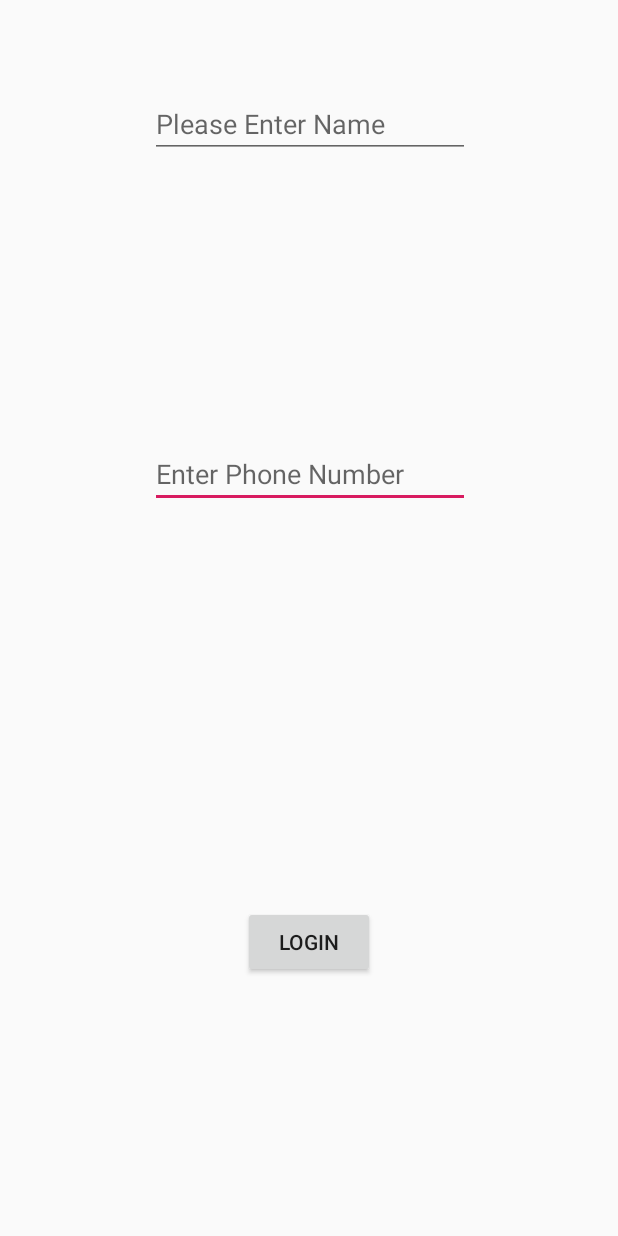
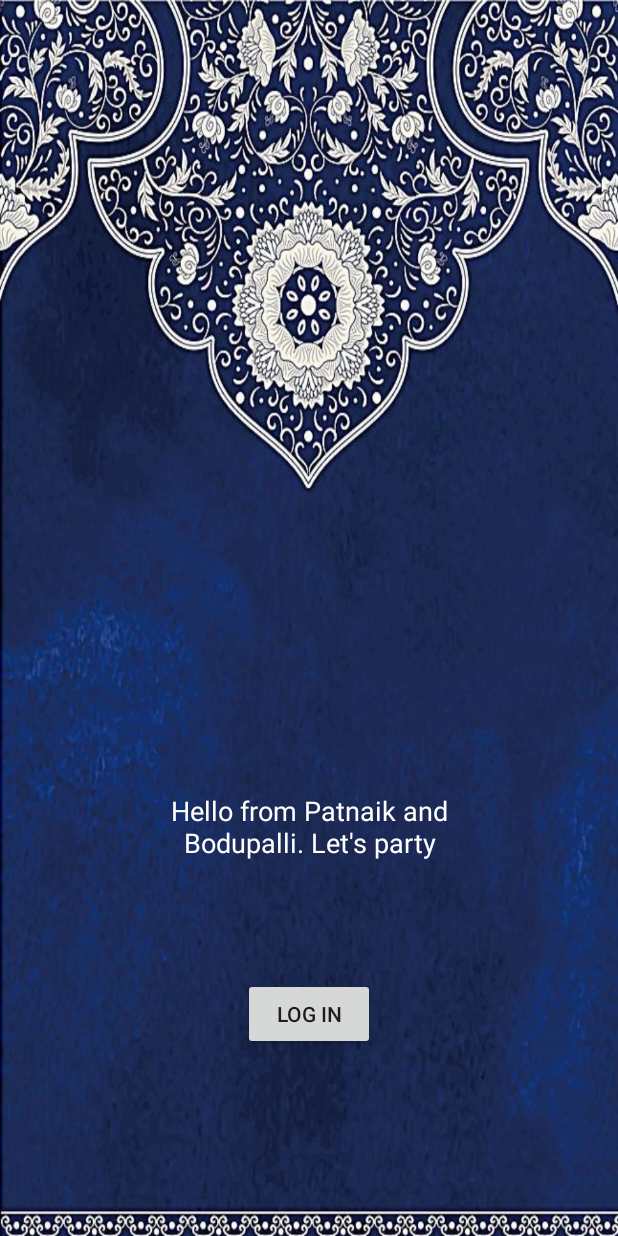
Before and after one commit to Nixlord/EventApp, an Android app: the layout activity_login.xml on its own in the app's theme, with its tools: preview values and no code run, on a phone screen of 412 x 824 dp. Run offline under Robolectric (Android 15) with nearby library versions, the phone set to English and light mode, and no system bars.

Commit message:
Firebase Firestore is working. We have to learn how to use firestore. I also did some small cosmetic changes in the login screen. Seems like we may be able to use kotlin throughout the app. I have also thought not to use singleton pattern in this app.

```diff
--- a/app/build.gradle
+++ b/app/build.gradle
@@ -35,6 +35,7 @@ dependencies {
     implementation 'com.android.support:appcompat-v7:28.0.0'
     implementation 'com.android.support:design:28.0.0'
     implementation 'com.android.support.constraint:constraint-layout:1.1.3'
+    implementation 'com.android.support:support-v4:28.0.0'
     testImplementation 'junit:junit:4.12'
     androidTestImplementation 'com.android.support.test:runner:1.0.2'
     androidTestImplementation 'com.android.support.test.espresso:espresso-core:3.0.2'
@@ -42,6 +43,10 @@ dependencies {
 
     implementation 'com.google.firebase:firebase-core:16.0.6'
 
+
+    implementation 'com.google.firebase:firebase-firestore:17.1.1'
+    implementation 'com.firebaseui:firebase-ui-firestore:4.2.1'
+
     implementation 'com.google.firebase:firebase-auth:16.0.5'
     implementation 'com.firebaseui:firebase-ui-auth:4.2.1'
 
--- a/app/src/main/AndroidManifest.xml
+++ b/app/src/main/AndroidManifest.xml
@@ -16,12 +16,15 @@
                 <action android:name="android.intent.action.VIEW"/>
             </intent-filter>
         </activity>
-        <activity android:name=".Login">
+
+        <activity android:name=".Login"
+                  android:theme="@style/FullscreenTheme">
             <intent-filter>
                 <action android:name="android.intent.action.MAIN"/>
                 <category android:name="android.intent.category.LAUNCHER"/>
             </intent-filter>
         </activity>
+
     </application>
 
 </manifest>
--- /dev/null
+++ b/app/src/main/java/com/example/overlord/eventapp/model/User.kt
@@ -0,0 +1,3 @@
+package com.example.overlord.eventapp.model
+
+class Guest(var Name : String, var email : String)
--- a/app/src/main/res/layout/activity_login.xml
+++ b/app/src/main/res/layout/activity_login.xml
@@ -1,41 +1,29 @@
 <?xml version="1.0" encoding="utf-8"?>
 <android.support.constraint.ConstraintLayout
         xmlns:android="http://schemas.android.com/apk/res/android"
-        xmlns:tools="http://schemas.android.com/tools"
-        xmlns:app="http://schemas.android.com/apk/res-auto"
-        android:layout_width="match_parent"
+        xmlns:app="http://schemas.android.com/apk/res-auto" xmlns:tools="http://schemas.android.com/tools" android:layout_width="match_parent"
         android:layout_height="match_parent"
-        tools:context=".Login">
+        android:background="@drawable/background"
+>
 
-    <EditText
+    <Button
+            android:text="Log in"
             android:layout_width="wrap_content"
             android:layout_height="wrap_content"
-            android:inputType="phone"
-            android:ems="10"
-            android:hint="Enter Phone Number"
-            android:id="@+id/editTextPhoneNumber" android:layout_marginTop="8dp"
-            app:layout_constraintTop_toBottomOf="@+id/editTextName" android:layout_marginBottom="8dp"
-            android:layout_marginStart="8dp"
-            app:layout_constraintStart_toStartOf="parent" android:layout_marginEnd="8dp"
-            app:layout_constraintEnd_toEndOf="parent" app:layout_constraintHorizontal_bias="0.503"
-            app:layout_constraintVertical_bias="0.411" app:layout_constraintBottom_toTopOf="@+id/buttonLogin"/>
-    <EditText
-            android:layout_width="wrap_content"
-            android:layout_height="wrap_content"
-            android:inputType="textPersonName"
-            android:hint="Please Enter Name"
-            android:ems="10"
-            android:id="@+id/editTextName" android:layout_marginTop="60dp"
-            app:layout_constraintTop_toTopOf="parent" android:layout_marginEnd="8dp"
+            android:id="@+id/buttonLogin" android:layout_marginBottom="124dp"
+            app:layout_constraintBottom_toBottomOf="parent" app:layout_constraintEnd_toEndOf="parent"
+            android:layout_marginEnd="8dp" app:layout_constraintStart_toStartOf="parent"
+            android:layout_marginStart="8dp"/>
+    <TextView
+            android:text="@string/intro_description"
+            android:layout_width="218dp"
+            android:layout_height="106dp"
+            android:id="@+id/textView"
+            android:textColor="@color/common_google_signin_btn_text_dark_default" android:gravity="center"
+            android:layout_marginEnd="8dp"
             app:layout_constraintEnd_toEndOf="parent" android:layout_marginStart="8dp"
-            app:layout_constraintStart_toStartOf="parent" app:layout_constraintHorizontal_bias="0.503"
-
-    />
-    <Button
-            android:text="Login"
-            android:layout_width="wrap_content"
-            android:layout_height="wrap_content"
-            android:id="@+id/buttonLogin" app:layout_constraintEnd_toEndOf="parent" android:layout_marginEnd="8dp"
-            app:layout_constraintStart_toStartOf="parent" android:layout_marginStart="8dp"
-            android:layout_marginBottom="172dp" app:layout_constraintBottom_toBottomOf="parent"/>
+            app:layout_constraintStart_toStartOf="parent" android:layout_marginBottom="8dp"
+            app:layout_constraintBottom_toTopOf="@+id/buttonLogin" android:layout_marginTop="8dp"
+            app:layout_constraintTop_toTopOf="parent" app:layout_constraintVertical_bias="0.924"
+            android:textSize="18sp"/>
 </android.support.constraint.ConstraintLayout>
--- a/app/src/main/res/values/colors.xml
+++ b/app/src/main/res/values/colors.xml
@@ -1,6 +1,8 @@
 <?xml version="1.0" encoding="utf-8"?>
 <resources>
-    <color name="colorPrimary">#008577</color>
-    <color name="colorPrimaryDark">#00574B</color>
-    <color name="colorAccent">#D81B60</color>
+    <color name="colorPrimary">#512da8</color>
+    <color name="colorPrimaryDark">#4a148c</color>
+    <color name="colorAccent">#f8bbd0</color>
+
+    <color name="black_overlay">#66000000</color>
 </resources>
--- a/app/src/main/res/values/strings.xml
+++ b/app/src/main/res/values/strings.xml
@@ -3,4 +3,10 @@
     <string name="title_home">Home</string>
     <string name="title_dashboard">Dashboard</string>
     <string name="title_notifications">Notifications</string>
+
+    <string name="intro_description">Hello from Patnaik and Bodupalli. Let\'s party</string>
+
+    <string name="title_activity_fullscreen">FullscreenActivity</string>
+    <string name="dummy_button">Dummy Button</string>
+    <string name="dummy_content">DUMMY\nCONTENT</string>
 </resources>
--- a/app/src/main/res/values/styles.xml
+++ b/app/src/main/res/values/styles.xml
@@ -8,4 +8,10 @@
         <item name="colorAccent">@color/colorAccent</item>
     </style>
 
+    <style name="FullscreenTheme" parent="AppTheme">
+        <item name="windowActionBar">false</item>
+        <item name="windowNoTitle">true</item>
+    </style>
+
+
 </resources>
```
Also changed, not shown: app/src/main/java/com/example/overlord/eventapp/Extensions.kt (+3 -4 lines), app/src/main/java/com/example/overlord/eventapp/Login.kt (+7 -14 lines), app/src/main/java/com/example/overlord/eventapp/MainActivity.kt (+26 -3 lines), app/src/main/res/drawable/background.jpg (added).
